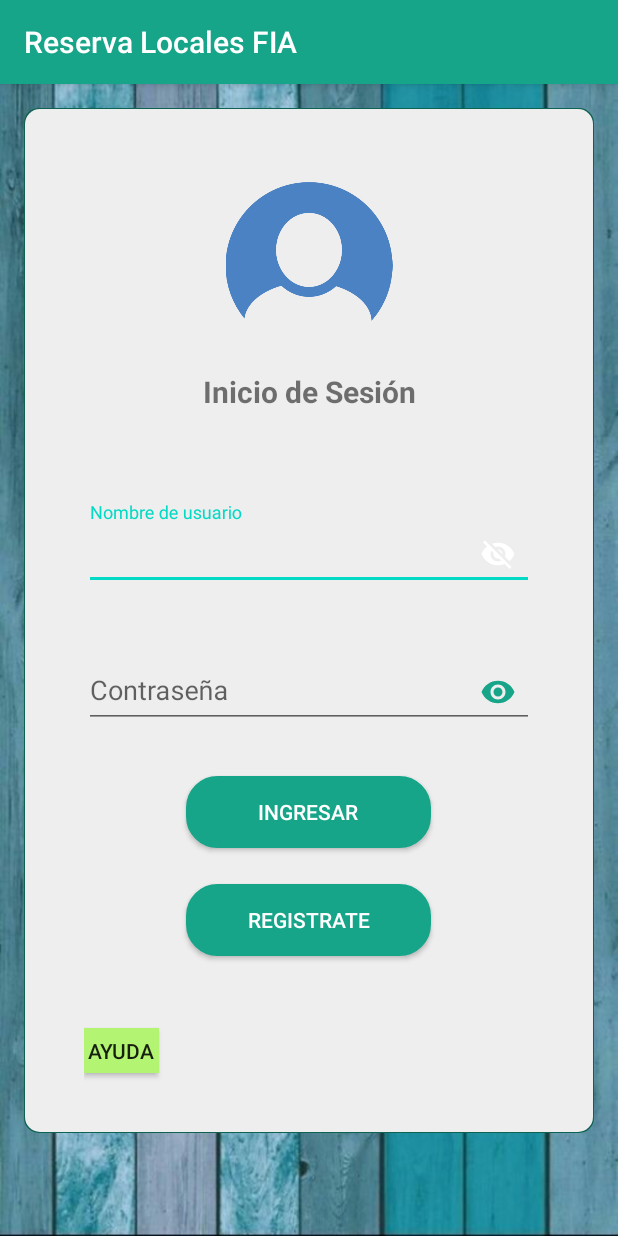
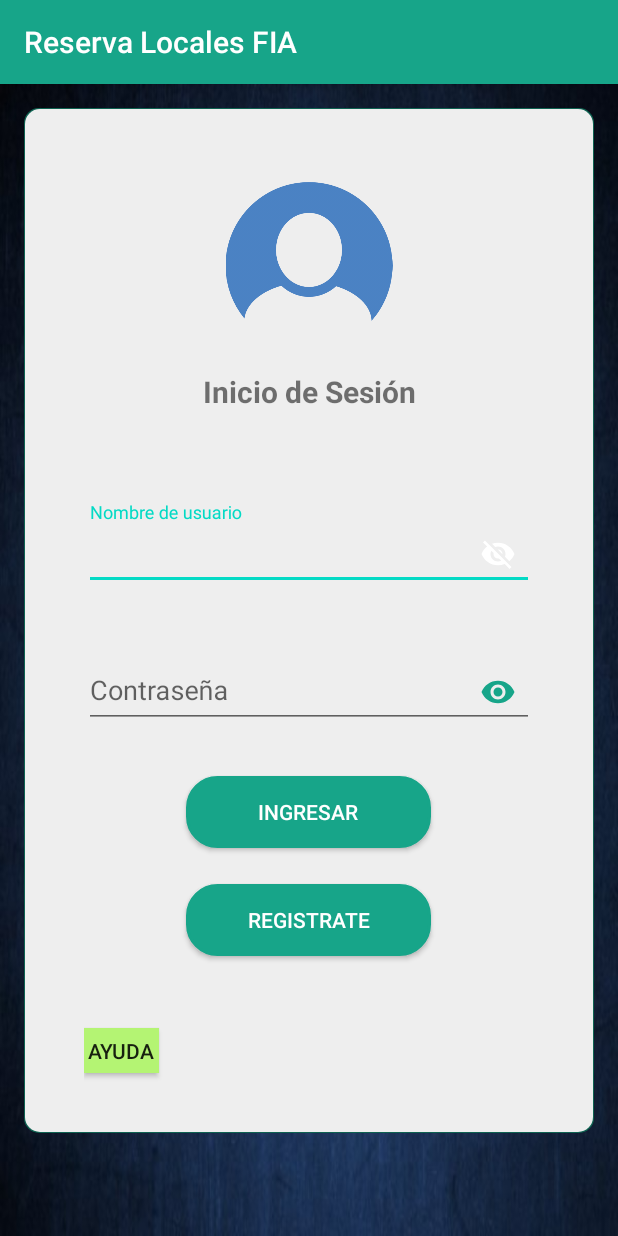
Before and after one commit to AbiMani/ReservaFia, an Android app: the screen it shows after launch (LoginActivity), on a phone screen of 412 x 824 dp. Run offline under Robolectric (Android 15) with nearby library versions, the phone set to English and light mode, and no system bars; 63 statements that could not run were skipped.

Commit message:
cambiando fondos de pantalla
3 fondos

```diff
--- a/app/src/main/java/ues/fia/eisi/reservalocalfia/ControlReserveLocal.java
+++ b/app/src/main/java/ues/fia/eisi/reservalocalfia/ControlReserveLocal.java
@@ -59,20 +59,6 @@ public class ControlReserveLocal {
             Docente docente1= new Docente();
             docente1.setRol(cursor.getString(0));
             lista.add(docente1);
-        }
-        return lista;
-    }
-
-    public ArrayList<Ciclo> listaCiclos() {
-        abrirConsultar();
-        Ciclo ciclo;
-        ArrayList<Ciclo> lista = new ArrayList<>();
-
-        Cursor cursor = abrirConsultar().rawQuery("SELECT * FROM ciclo", null);
-        while(cursor.moveToNext()){
-            Ciclo ciclo1= new Ciclo();
-            ciclo1.setCodigoCiclo(cursor.getString(0));
-            lista.add(ciclo1);
         }
         return lista;
     }
--- a/app/src/main/java/ues/fia/eisi/reservalocalfia/ListaReservasActivity.java
+++ b/app/src/main/java/ues/fia/eisi/reservalocalfia/ListaReservasActivity.java
@@ -12,7 +12,8 @@ import android.widget.ListView;
 import java.util.ArrayList;
 import java.util.List;
 
-public class ListaReservasActivity extends AppCompatActivity {
+public class
+ListaReservasActivity extends AppCompatActivity {
     static List<ReservaEvento> listaReservas;
     static List<String> nombreReservas;
     ListView listReservas;
--- a/app/src/main/res/layout/activity_lista_reservas.xml
+++ b/app/src/main/res/layout/activity_lista_reservas.xml
@@ -8,7 +8,7 @@
     android:orientation="vertical"
     android:weightSum="1"
     tools:context=".ListaReservasActivity"
-    android:background="@drawable/fondo_aquarela"
+    android:background="@drawable/blanco"
     >
 
     <ScrollView
--- a/app/src/main/res/layout/activity_login.xml
+++ b/app/src/main/res/layout/activity_login.xml
@@ -5,7 +5,7 @@
     android:layout_width="match_parent"
     android:layout_height="match_parent"
     tools:context=".LoginActivity"
-    android:background="@drawable/fondo_azul"
+    android:background="@drawable/azul"
     android:paddingBottom="@dimen/activity_vertical_margin"
     android:paddingLeft="@dimen/activity_horizontal_margin"
     android:paddingRight="@dimen/activity_horizontal_margin"
--- a/app/src/main/res/layout/activity_tipo_evento.xml
+++ b/app/src/main/res/layout/activity_tipo_evento.xml
@@ -8,7 +8,7 @@
     android:orientation="vertical"
     android:weightSum="1"
     tools:context=".TipoEventoActivity"
-    android:background="@drawable/fondo_aquarela"
+    android:background="@drawable/blanco"
     >
 
     <ScrollView
--- a/app/src/main/res/layout/activity_usuario_externo.xml
+++ b/app/src/main/res/layout/activity_usuario_externo.xml
@@ -7,7 +7,7 @@
     android:orientation="vertical"
     android:padding="10dp"
     tools:context=".UsuarioExternoActivity"
-    android:background="@drawable/fondo_aquarela">
+    android:background="@drawable/blanco">
     <ScrollView
         android:layout_width="wrap_content"
         android:layout_height="wrap_content">
```
Also changed, not shown: app/src/main/res/drawable/azul.jpg (added), app/src/main/res/drawable/blanco.jpg (added).
